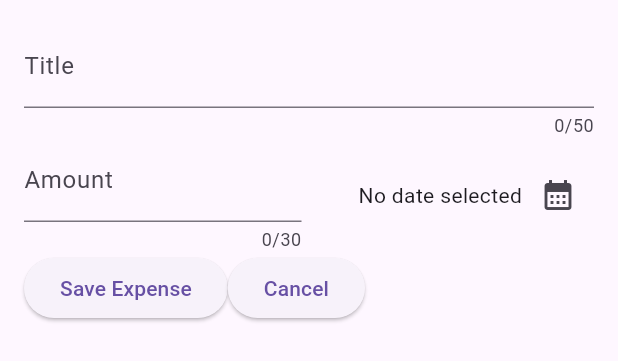
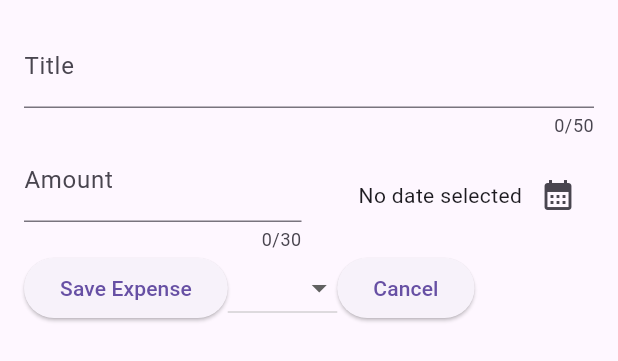
Before and after one commit to TmajidT/expense_tracker, a Flutter app: the NewExpense widget shown alone on an empty page, opened directly, on a phone screen of 412 x 824 dp. Shown: the top 361 px of the screen. Run offline on Flutter 3.47's test engine with Material 2 defaults, Android fonts, the phone set to English and light mode, and no system bars.

```diff
--- a/lib/widgets/new_expense.dart
+++ b/lib/widgets/new_expense.dart
@@ -1,4 +1,6 @@
+import 'package:flutter/foundation.dart';
 import 'package:flutter/material.dart';
+import 'package:expense_tracker/models/expense.dart' as CG;
 
 import 'package:intl/intl.dart';
 
@@ -69,7 +71,9 @@ class _NewExpenseState extends State<NewExpense> {
                   crossAxisAlignment: CrossAxisAlignment.center,
                   mainAxisAlignment: MainAxisAlignment.end,
                   children: [
-                    Text(_selectedDate == null ? 'No date selected' : formatter.format(_selectedDate!)),
+                    Text(_selectedDate == null
+                        ? 'No date selected'
+                        : formatter.format(_selectedDate!)),
                     IconButton(
                         onPressed: _presentDatePicker,
                         icon: Icon(Icons.calendar_month))
@@ -87,6 +91,18 @@ class _NewExpenseState extends State<NewExpense> {
                 },
                 child: const Text('Save Expense'),
               ),
+              DropdownButton(
+                  items: CG.Category.values
+                      .map((category) => DropdownMenuItem(
+                            value: category,
+                            child: Text(
+                              category.name.toString(),
+                            ),
+                          ))
+                      .toList(),
+                  onChanged: (value) {
+                    print(value);
+                  }),
               ElevatedButton(
                   onPressed: () {
                     Navigator.pop(context);
```
